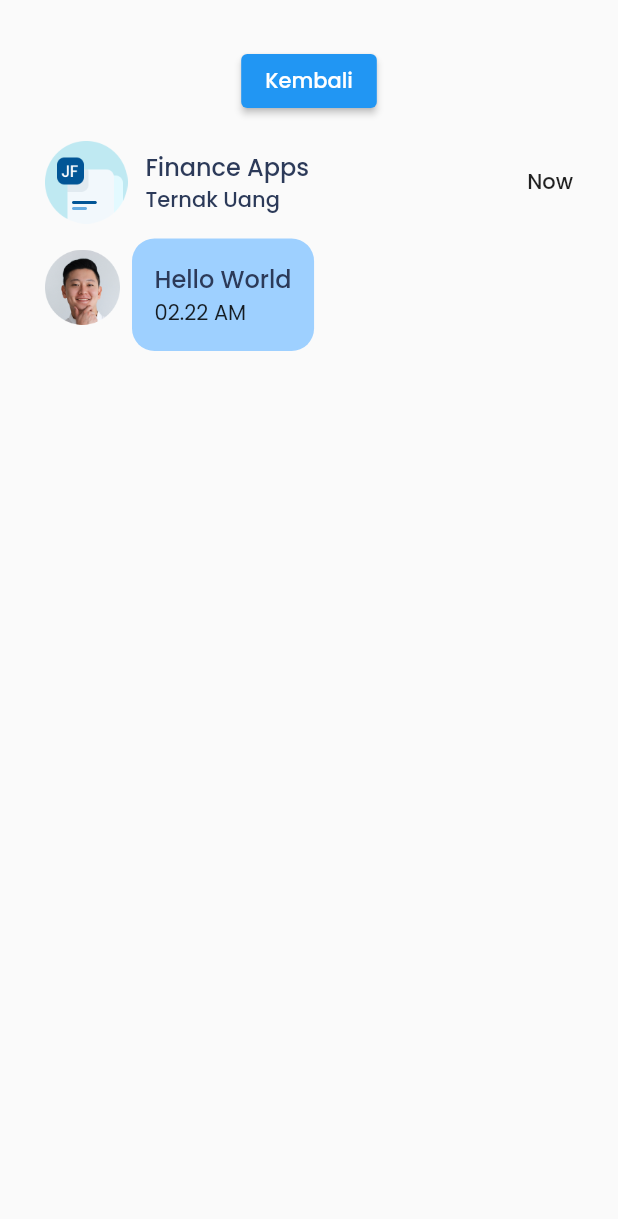
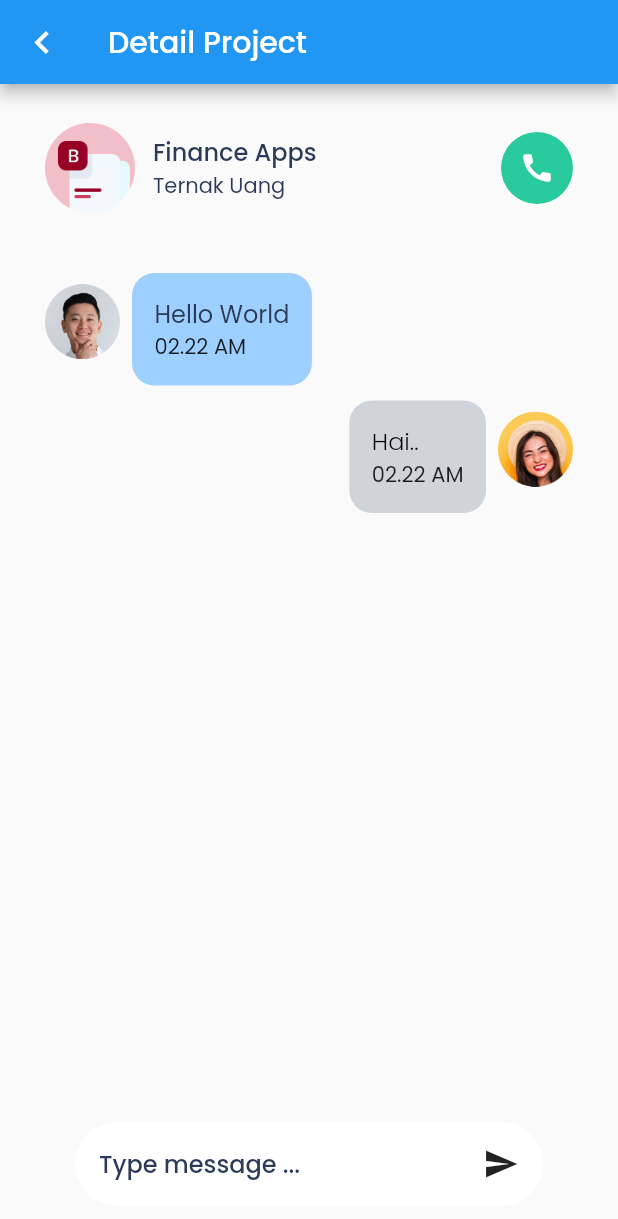
Before and after one commit to Sidiq08/flutter, a Flutter app: the ChatPage screen opened directly, on a phone screen of 412 x 824 dp. Shown: the top 1219 px of the screen. Run offline on Flutter 3.47's test engine with Material 2 defaults, Android fonts, the phone set to English and light mode, and no system bars.

Commit message:
clear latihan 1 chatty

```diff
--- a/flutter_test2/lib/chat_page.dart
+++ b/flutter_test2/lib/chat_page.dart
@@ -1,30 +1,68 @@
 import 'package:flutter/material.dart';
 import 'package:flutter_test2/theme.dart';
 import 'chat_tile.dart';
-import 'theme.dart';
 
 class ChatPage extends StatelessWidget {
   @override
   Widget build(BuildContext context) {
     return Scaffold(
-        body: SafeArea(
-      child: Padding(
-        padding: EdgeInsets.all(30),
-        child: Column(
-          children: [
-            ElevatedButton(
-              //Navigator.pop() digunakan untuk kembali ke halaman sebelumnya
+        appBar: AppBar(
+          leading: IconButton(
             onPressed: () {
               Navigator.pop(context);
             },
-              child: Text("Kembali"),
+            icon: Icon(
+              Icons.chevron_left,
+              size: 30,
             ),
-            ChatTile(
-              imgUrl: 'assets/img/icon.png',
-              name: 'Finance Apps',
-              text: 'Ternak Uang',
-              time: 'Now',
-              unread: true,
+          ),
+          title: Text('Detail Project'),
+        ),
+        body: SafeArea(
+          child: Padding(
+            padding: EdgeInsets.only(top: 10, left: 30, right: 30),
+            child: Column(
+              children: [
+                Padding(
+                  padding: EdgeInsets.only(top: 16),
+                  child: Row(children: [
+                    Image.asset(
+                      'assets/img/icon-2.png',
+                      height: 60,
+                      width: 60,
+                    ),
+                    SizedBox(
+                      width: 12,
+                    ),
+                    Column(
+                      crossAxisAlignment: CrossAxisAlignment.start,
+                      children: [
+                        Text(
+                          'Finance Apps',
+                          style: titleTextStyle,
+                        ),
+                        Text('Ternak Uang', style: regularText),
+                      ],
+                    ),
+                    Spacer(),
+                    Center(
+                      child: Ink(
+                        decoration: ShapeDecoration(
+                          color: greenColor,
+                          shape: CircleBorder(),
+                        ),
+                        child: IconButton(
+                          icon: Icon(Icons.call),
+                          color: Colors.white,
+                          iconSize: 24,
+                          onPressed: () {},
+                        ),
+                      ),
+                    )
+                  ]),
+                ),
+                SizedBox(
+                  height: 30,
                 ),
                 Row(
                   children: [
@@ -37,7 +75,7 @@ class ChatPage extends StatelessWidget {
                       width: 8,
                     ),
                     Column(
-                  children: <Widget>[
+                      children: [
                         const SizedBox(
                           height: 10,
                         ),
@@ -52,7 +90,7 @@ class ChatPage extends StatelessWidget {
                             children: [
                               Text(
                                 'Hello World',
-                            style: ChatTextUnRead,
+                                style: ChatTextRead,
                               ),
                               Text('02.22 AM')
                             ],
@@ -61,7 +99,69 @@ class ChatPage extends StatelessWidget {
                       ],
                     )
                   ],
-            )
+                ),
+                Row(
+                  mainAxisAlignment: MainAxisAlignment.end,
+                  children: [
+                    Column(
+                      children: [
+                        const SizedBox(
+                          height: 10,
+                        ),
+                        Container(
+                          padding: EdgeInsets.all(15),
+                          decoration: BoxDecoration(
+                            color: greyColor,
+                            borderRadius: BorderRadius.all(Radius.circular(15)),
+                          ),
+                          child: Column(
+                            crossAxisAlignment: CrossAxisAlignment.start,
+                            children: [
+                              Text(
+                                'Hai..',
+                                style: TextStyle(
+                                    color: Colors.black,
+                                    fontSize: 16,
+                                    fontWeight: FontWeight.w300),
+                              ),
+                              Text('02.22 AM')
+                            ],
+                          ),
+                        ),
+                      ],
+                    ),
+                    SizedBox(
+                      width: 8,
+                    ),
+                    Image.asset(
+                      'assets/img/pic-1.png',
+                      height: 50,
+                      width: 50,
+                    ),
+                  ],
+                ),
+                Spacer(),
+                Padding(
+                  padding: EdgeInsets.all(20),
+                  child: Container(
+                    width: MediaQuery.of(context).size.width - (2 * 30),
+                    padding: EdgeInsets.all(16),
+                    decoration: BoxDecoration(
+                      color: Color(0xffFFFFFF),
+                      borderRadius: BorderRadius.circular(75),
+                    ),
+                    child: Row(
+                      mainAxisAlignment: MainAxisAlignment.spaceBetween,
+                      children: [
+                        Text(
+                          'Type message ...',
+                          style: ChatTextUnRead,
+                        ),
+                        Icon(Icons.send)
+                      ],
+                    ),
+                  ),
+                ),
               ],
             ),
           ),
--- a/flutter_test2/lib/theme.dart
+++ b/flutter_test2/lib/theme.dart
@@ -4,7 +4,7 @@ Color blueColor = Color(0xff1F8DF5);
 Color whiteColor = Color(0xffFFFFFF);
 Color lightBlueColor = Color(0xff9ED0FF);
 Color blackColor = Color(0xff2C3A59);
-Color greyColor = Color(0xff808BA2);
+Color greyColor = Color(0xffced4da);
 Color greenColor = Color(0xff29CB9E);
 
 TextStyle titleTextStyle = TextStyle(
@@ -19,7 +19,7 @@ TextStyle subTitleTextStyle = TextStyle(
   fontSize: 16,
 );
 TextStyle regularText = TextStyle(
-  color: greyColor,
+  color: blackColor,
   fontWeight: FontWeight.w400,
   fontSize: 14,
 );
```
Lines whose indentation alone changed are shown as unchanged.
